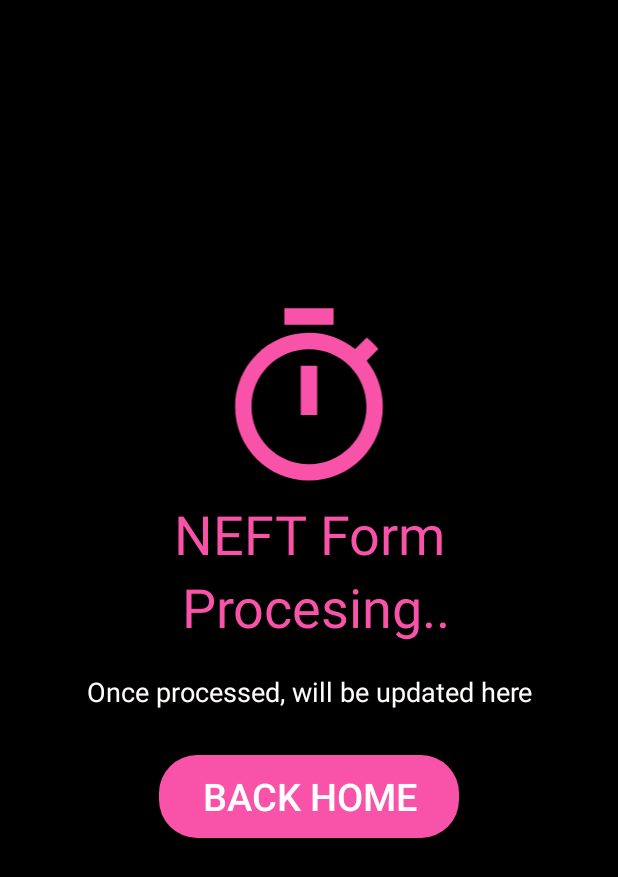
After one commit to harshithap99/Amrita_FeePayment, an Android app: the layout neft_processing.xml on its own in the app's theme, with its tools: preview values and no code run, on a phone screen of 412 x 824 dp. The commit adds this screen. Shown: the top 877 px of the screen. Run offline under Robolectric (Android 15) with nearby library versions, the light colour scheme and no system bars; Roboto replaces fonts that are not available here.

Commit message:
neft extras

```diff
--- /dev/null
+++ b/app/src/main/res/drawable/ic_baseline_check_circle_24.xml
@@ -0,0 +1,5 @@
+<vector android:height="24dp" android:tint="#F853A8"
+    android:viewportHeight="24" android:viewportWidth="24"
+    android:width="24dp" xmlns:android="http://schemas.android.com/apk/res/android">
+    <path android:fillColor="@android:color/white" android:pathData="M12,2C6.48,2 2,6.48 2,12s4.48,10 10,10 10,-4.48 10,-10S17.52,2 12,2zM10,17l-5,-5 1.41,-1.41L10,14.17l7.59,-7.59L19,8l-9,9z"/>
+</vector>
--- /dev/null
+++ b/app/src/main/res/drawable/time.xml
@@ -0,0 +1,5 @@
+<vector android:height="24dp" android:tint="#F853A8"
+    android:viewportHeight="24" android:viewportWidth="24"
+    android:width="24dp" xmlns:android="http://schemas.android.com/apk/res/android">
+    <path android:fillColor="@android:color/white" android:pathData="M15,1L9,1v2h6L15,1zM11,14h2L13,8h-2v6zM19.03,7.39l1.42,-1.42c-0.43,-0.51 -0.9,-0.99 -1.41,-1.41l-1.42,1.42C16.07,4.74 14.12,4 12,4c-4.97,0 -9,4.03 -9,9s4.02,9 9,9 9,-4.03 9,-9c0,-2.12 -0.74,-4.07 -1.97,-5.61zM12,20c-3.87,0 -7,-3.13 -7,-7s3.13,-7 7,-7 7,3.13 7,7 -3.13,7 -7,7z"/>
+</vector>
--- /dev/null
+++ b/app/src/main/res/layout/neft_processing.xml
@@ -0,0 +1,70 @@
+<?xml version="1.0" encoding="utf-8"?>
+<androidx.constraintlayout.widget.ConstraintLayout
+    xmlns:android="http://schemas.android.com/apk/res/android"
+    xmlns:app="http://schemas.android.com/apk/res-auto"
+    xmlns:tools="http://schemas.android.com/tools"
+    android:layout_width="match_parent"
+    android:layout_height="match_parent">
+
+    <LinearLayout
+        android:layout_width="match_parent"
+        android:layout_height="match_parent"
+        android:background="#000000"
+        android:orientation="vertical">
+
+        <ImageView
+            android:id="@+id/imageView"
+            android:layout_width="match_parent"
+            android:layout_height="131dp"
+            android:layout_marginTop="200dp"
+            app:srcCompat="@drawable/time" />
+
+        <TextView
+            android:id="@+id/textView9"
+            android:layout_width="match_parent"
+            android:layout_height="wrap_content"
+            android:gravity="center"
+            android:text="NEFT Form "
+            android:textColor="#F853A8"
+            android:textSize="36sp"
+            tools:text="NEFT Form" />
+
+        <TextView
+            android:id="@+id/textView10"
+            android:layout_width="match_parent"
+            android:layout_height="wrap_content"
+            android:gravity="center"
+            android:text="TextView"
+            android:textColor="#F853A8"
+            android:textSize="36sp"
+            tools:text=" Procesing.." />
+
+
+        <TextView
+            android:id="@+id/textView11"
+            android:layout_width="match_parent"
+            android:layout_height="wrap_content"
+            android:layout_marginTop="20dp"
+            android:gravity="center"
+            android:text="Once processed, will be updated here"
+            android:textColor="#FFFCFC"
+            android:textSize="18sp" />
+
+        <Button
+            android:id="@+id/button"
+            android:layout_width="200dp"
+            android:layout_height="55dp"
+            android:layout_gravity="center"
+            android:layout_marginLeft="10dp"
+            android:layout_marginTop="30dp"
+            android:layout_marginRight="10dp"
+            android:layout_marginBottom="-70dp"
+            android:background="@drawable/shapelogin"
+            android:padding="0dp"
+            android:shadowColor="@android:color/transparent"
+            android:text="Back Home"
+            android:textColor="#FFFFFF"
+            android:textSize="25sp" />
+
+    </LinearLayout>
+</androidx.constraintlayout.widget.ConstraintLayout>
```
Also changed, not shown: app/src/main/res/layout/homepage1.xml (+42 -28 lines), app/src/main/res/layout/neft_submitted.xml (added, +60 -0 lines).
